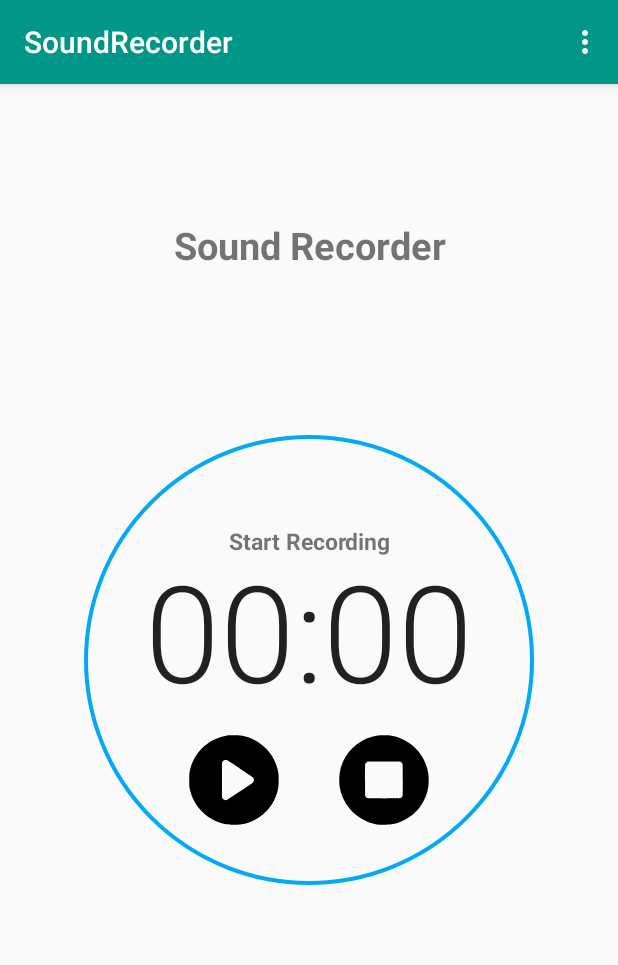
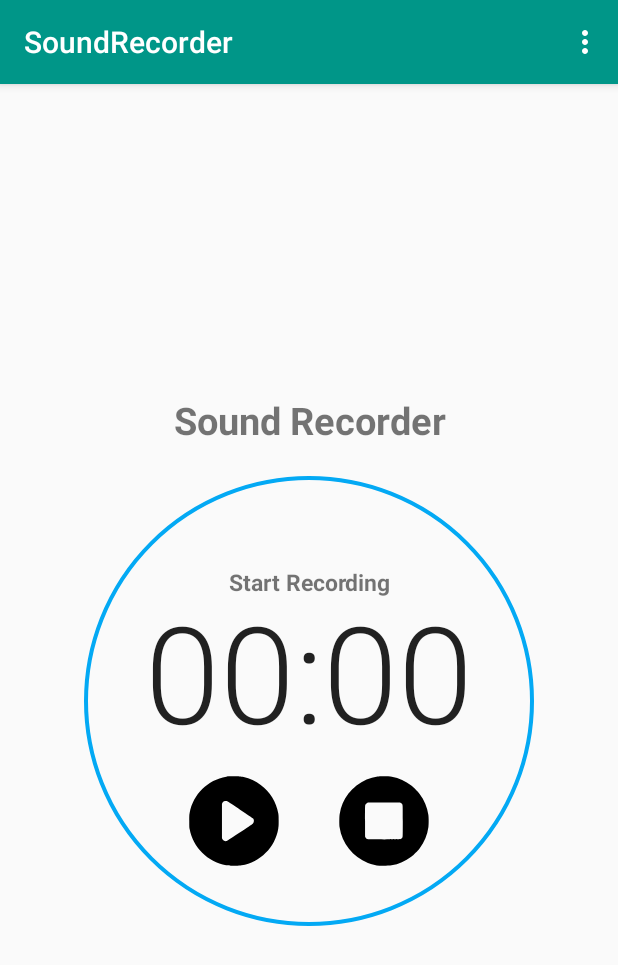
Before and after one commit to zeeshanhussain/SoundRecorder, an Android app: the screen it shows after launch (SoundRecorderActivity), on a phone screen of 412 x 824 dp. Shown: the top 965 px of the screen. Run offline under Robolectric (Android 15) with nearby library versions, the phone set to English and light mode, and no system bars.

Commit message:
Fix alignment by using Linear Layout v2

```diff
--- a/app/src/main/res/layout/activity_soundrecorder.xml
+++ b/app/src/main/res/layout/activity_soundrecorder.xml
@@ -1,24 +1,27 @@
 <?xml version="1.0" encoding="utf-8"?>
-<RelativeLayout xmlns:android="http://schemas.android.com/apk/res/android"
+<LinearLayout xmlns:android="http://schemas.android.com/apk/res/android"
     android:id="@+id/recorderActivity"
     android:layout_width="match_parent"
-    android:layout_height="match_parent">
+    android:layout_height="match_parent"
+    android:gravity="center"
+    android:orientation="vertical">
 
     <TextView
         android:id="@+id/mainTextView"
         android:layout_width="300dp"
         android:layout_height="wrap_content"
         android:layout_centerHorizontal="true"
-        android:layout_marginTop="90dp"
         android:gravity="center"
         android:text="Sound Recorder"
         android:textSize="25dp"
-        android:textStyle="bold" />
+        android:textStyle="bold"
+        android:paddingBottom="20dp"/>
 
     <RelativeLayout
         android:layout_width="300dp"
         android:layout_height="300dp"
-        android:layout_centerInParent="true">
+        android:layout_centerInParent="true"
+        >
 
         <ImageView
             android:id="@+id/recordProgressBar"
@@ -67,4 +70,4 @@
     </RelativeLayout>
 
 
-</RelativeLayout>
+</LinearLayout>
```
